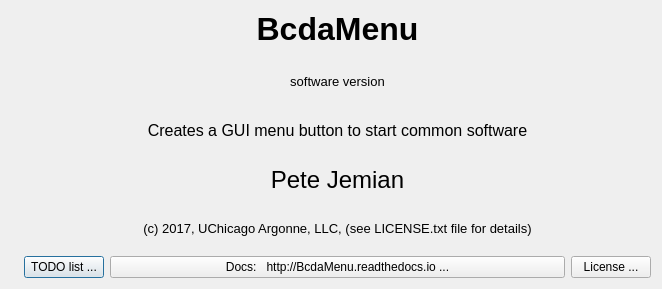
Before: the Qt Designer form src/bcdamenu/about.ui in BCDA-APS/bcdamenu, drawn with Qt 5.
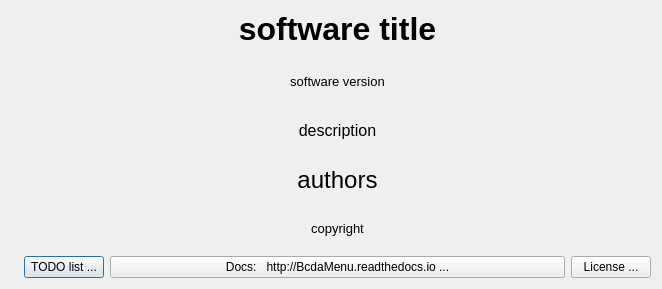
After: the same form once the commit is applied. Icons and pictures are not drawn.

```diff
--- a/src/bcdamenu/about.ui
+++ b/src/bcdamenu/about.ui
@@ -48,7 +48,7 @@
           </font>
          </property>
          <property name="text">
-          <string>BcdaMenu</string>
+          <string>software title</string>
          </property>
          <property name="alignment">
           <set>Qt::AlignHCenter|Qt::AlignTop</set>
@@ -78,7 +78,7 @@
           </font>
          </property>
          <property name="text">
-          <string>Creates a GUI menu button to start common software</string>
+          <string>description</string>
          </property>
          <property name="alignment">
           <set>Qt::AlignCenter</set>
@@ -93,7 +93,7 @@
           </font>
          </property>
          <property name="text">
-          <string>Pete Jemian</string>
+          <string>authors</string>
          </property>
          <property name="alignment">
           <set>Qt::AlignCenter</set>
@@ -108,7 +108,7 @@
           </font>
          </property>
          <property name="text">
-          <string>(c) 2017, UChicago Argonne, LLC, (see LICENSE.txt file for details)</string>
+          <string>copyright</string>
          </property>
          <property name="alignment">
           <set>Qt::AlignCenter</set>
```
